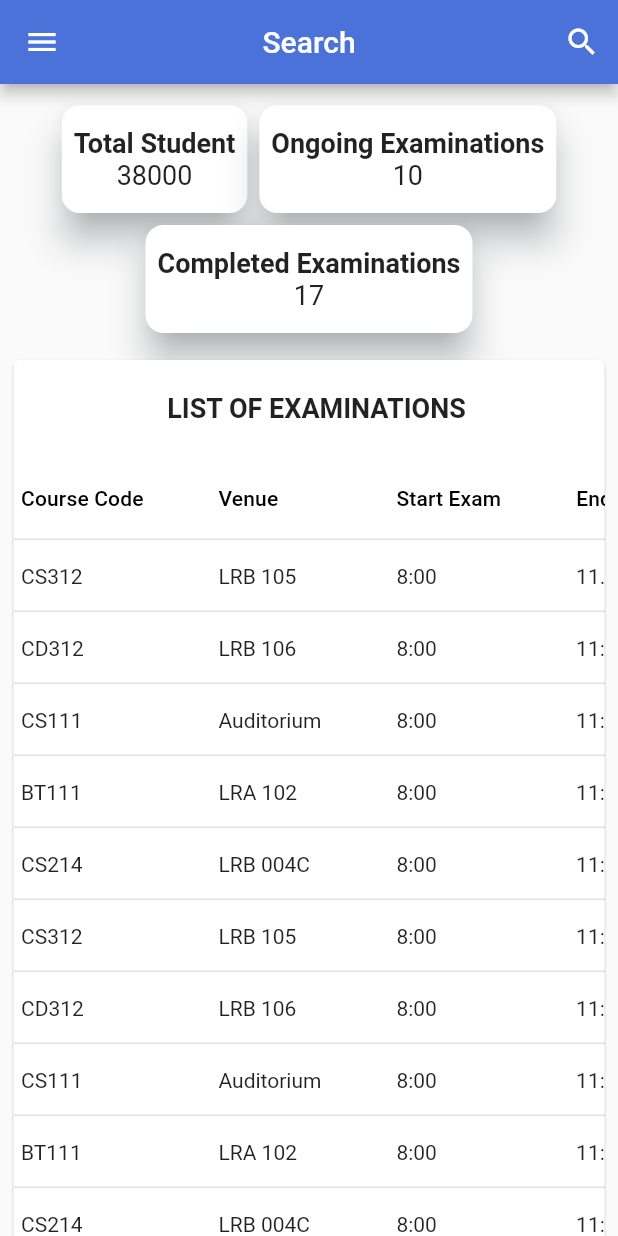
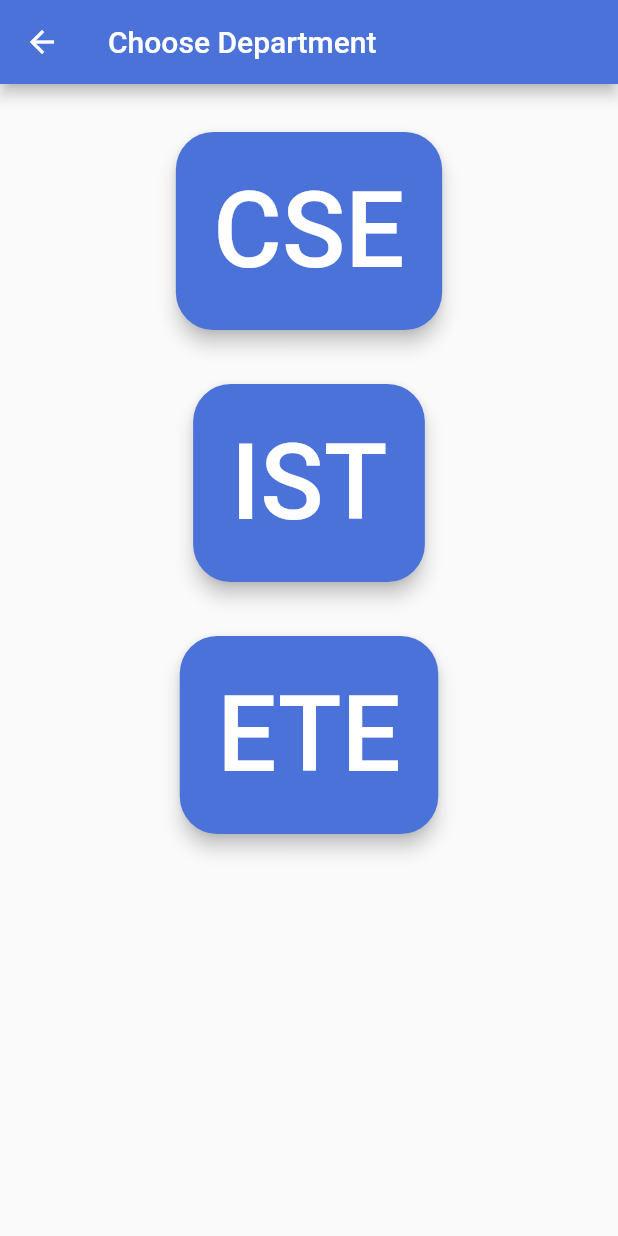
Before and after one commit to shafiqismail2022/Dasi-App, a Flutter app: the screen it shows after launch, after a tap on "Login", on a phone screen of 412 x 824 dp. Run offline on Flutter 3.47's test engine with Material 2 defaults, Android fonts, the phone set to English and light mode, and no system bars; our stand-ins replace get; missing offline and left inert: qr_code_scanner.

Commit message:
Second Commit

```diff
--- a/lib/controller/table_controller.dart
+++ b/lib/controller/table_controller.dart
@@ -10,12 +10,12 @@ import '../views/authentication_page.dart';
 class ExamData extends DataTableSource {
   // Generate some made-up data
   final List<Map<String, dynamic>> _data = List.generate(
-    DUMMY_EXAM.DummyExamList.length,
+    DUMMY_EXAM.dummyExamList.length,
     (index) => {
-      "courseCode": DUMMY_EXAM.DummyExamList[index].courseCode,
-      "venue": DUMMY_EXAM.DummyExamList[index].venue,
-      "startExam": DUMMY_EXAM.DummyExamList[index].startExam,
-      "endExam": DUMMY_EXAM.DummyExamList[index].endExam,
+      "courseCode": DUMMY_EXAM.dummyExamList[index].courseCode,
+      "venue": DUMMY_EXAM.dummyExamList[index].venue,
+      "startExam": DUMMY_EXAM.dummyExamList[index].startExam,
+      "endExam": DUMMY_EXAM.dummyExamList[index].endExam,
     },
   );
 
--- a/lib/main.dart
+++ b/lib/main.dart
@@ -1,3 +1,7 @@
+import 'package:dasiapp/views/UndefinedView.dart';
+import 'package:dasiapp/views/changePassword.dart';
+import 'package:dasiapp/views/depatrment.dart';
+
 import './views/authentication_page.dart';
 import 'package:get/get_navigation/src/root/get_material_app.dart';
 
@@ -24,8 +28,13 @@ class MyApp extends StatelessWidget {
         '/': (ctx) => LoginPage(),
         ForgotPassword.routeName: (ctx) => ForgotPassword(),
         Homepage.routeName: (ctx) => Homepage(),
+        DepartmentPage.routeName: (ctx) => DepartmentPage(),
+        ChangePasswordPage.routeName: (ctx) => ChangePasswordPage(),
         // AuthenticstionPage.routeName: (ctx) => AuthenticstionPage(),
       },
+      onUnknownRoute: (settings) => MaterialPageRoute(
+        builder: (context) => UndefinedViewPage(),
+      ),
     );
   }
 }
--- a/lib/models/examination.dart
+++ b/lib/models/examination.dart
@@ -14,7 +14,7 @@ class Examination {
 }
 
 class DUMMY_EXAM {
-  static List<Examination> DummyExamList = [
+  static List<Examination> dummyExamList = [
     Examination(
       courseCode: 'CS312',
       venue: 'LRB 105',
--- a/lib/views/authentication_page.dart
+++ b/lib/views/authentication_page.dart
@@ -38,7 +38,7 @@ class _AuthenticationPageState extends State<AuthenticationPage> {
     return Scaffold(
       drawer: MainDrawer(),
       appBar: AppBar(
-        title: const Text("Authentication"),
+        title: const Text("Student Authenticity"),
         centerTitle: true,
         backgroundColor: Color(0xff4B72D9),
       ),
@@ -83,7 +83,7 @@ class _AuthenticationPageState extends State<AuthenticationPage> {
             ),
             Column(
               children: [
-                buildText("Attendance Validation"),
+                buildText("Student-Booklet Maping"),
                 GestureDetector(
                     onTap: () => Get.to(AttendancePage()),
                     child: buildImage("lib/assets/images/TextScanning.png")),
--- /dev/null
+++ b/lib/views/depatrment.dart
@@ -0,0 +1,66 @@
+import 'package:dasiapp/views/UndefinedView.dart';
+import 'package:dasiapp/views/homepage.dart';
+import 'package:flutter/material.dart';
+import 'package:get/get.dart';
+
+class DepartmentPage extends StatelessWidget {
+  static const routeName = '/Department';
+  const DepartmentPage({Key? key}) : super(key: key);
+
+  Widget buildCard(String title, VoidCallback handler) {
+    return Card(
+      color: Color(0xff4B72D9),
+      child: InkWell(
+        child: Padding(
+          padding: EdgeInsets.all(25),
+          child: Text(
+            title,
+            style: const TextStyle(
+                fontWeight: FontWeight.w500, fontSize: 70, color: Colors.white),
+            textAlign: TextAlign.center,
+          ),
+        ),
+        onTap: handler,
+      ),
+      elevation: 5,
+      shape: RoundedRectangleBorder(
+        borderRadius: BorderRadius.circular(25),
+      ),
+    );
+  }
+
+  @override
+  Widget build(BuildContext context) {
+    return Scaffold(
+      appBar: AppBar(
+        backgroundColor: const Color(0xff4B72D9),
+        title: const Text("Choose Department"),
+      ),
+      body: SingleChildScrollView(
+        child: Center(
+          child: Column(
+            //mainAxisSize: MainAxisSize.min,
+            // mainAxisAlignment: MainAxisAlignment.center,
+            crossAxisAlignment: CrossAxisAlignment.center,
+            children: [
+              const SizedBox(height: 28),
+              buildCard('CSE', () {
+                Navigator.of(context).pushNamed(Homepage.routeName);
+              }),
+              const SizedBox(
+                height: 28,
+              ),
+              buildCard('IST', () {
+                Navigator.of(context).pushNamed(UndefinedViewPage.name);
+              }),
+              const SizedBox(height: 28),
+              buildCard('ETE', () {
+                Navigator.of(context).pushNamed(UndefinedViewPage.name);
+              })
+            ],
+          ),
+        ),
+      ),
+    );
+  }
+}
--- a/lib/views/login.dart
+++ b/lib/views/login.dart
@@ -1,8 +1,10 @@
 import 'dart:ui';
 
+import 'package:dasiapp/views/depatrment.dart';
 import 'package:dasiapp/views/forgetPassword.dart';
 import 'package:dasiapp/views/homepage.dart';
 import 'package:flutter/material.dart';
+import 'package:get/get.dart';
 
 class LoginPage extends StatefulWidget {
   const LoginPage({Key? key}) : super(key: key);
@@ -19,7 +21,7 @@ class _LoginPageState extends State<LoginPage> {
         //mainAxisSize: MainAxisSize.min,
         mainAxisAlignment: MainAxisAlignment.center,
         children: [
-          CircleAvatar(
+          const CircleAvatar(
             minRadius: 35,
             backgroundColor: Color(0xff4B72D9),
             child: Text(
@@ -27,11 +29,11 @@ class _LoginPageState extends State<LoginPage> {
               style: TextStyle(color: Colors.white),
             ),
           ),
-          SizedBox(
+          const SizedBox(
             height: 50,
           ),
           Container(
-            padding: EdgeInsets.symmetric(
+            padding: const EdgeInsets.symmetric(
               horizontal: 28,
             ),
             child: Form(
@@ -54,7 +56,7 @@ class _LoginPageState extends State<LoginPage> {
                       ),
                     ),
                   ),
-                  SizedBox(
+                  const SizedBox(
                     height: 12,
                   ),
                   TextFormField(
@@ -75,8 +77,7 @@ class _LoginPageState extends State<LoginPage> {
                   ),
                   TextButton(
                     onPressed: () {
-                      Navigator.of(context)
-        .pushNamed(ForgotPassword.routeName);
+                      Navigator.of(context).pushNamed(ForgotPassword.routeName);
                     },
                     child: const Text(
                       'Forgot password',
@@ -89,7 +90,7 @@ class _LoginPageState extends State<LoginPage> {
               ),
             ),
           ),
-          SizedBox(
+          const SizedBox(
             height: 25,
           ),
           ElevatedButton(
@@ -100,8 +101,7 @@ class _LoginPageState extends State<LoginPage> {
               ),
             ),
             onPressed: () {
-             Navigator.of(context)
-        .pushNamed(Homepage.routeName);
+              Navigator.of(context).pushNamed(DepartmentPage.routeName);
             },
             child: const Text('Login'),
           ),
--- a/lib/widgets/exam_table.dart
+++ b/lib/widgets/exam_table.dart
@@ -1,6 +1,9 @@
+// ignore_for_file: unused_local_variable
+
 import 'package:flutter/material.dart';
 
-class DasiPagnatedDataTable extends StatelessWidget {
+
+class DasiPagnatedDataTable extends StatefulWidget {
   final String title1;
   final String title2;
   final String title3;
@@ -18,13 +21,35 @@ class DasiPagnatedDataTable extends StatelessWidget {
   }) : super(key: key);
 
   @override
+  State<DasiPagnatedDataTable> createState() => _DasiPagnatedDataTableState();
+}
+
+class _DasiPagnatedDataTableState extends State<DasiPagnatedDataTable> {
+  @override
   Widget build(BuildContext context) {
+    var _selectedDate = DateTime.now();
     final Size devMediaquery = MediaQuery.of(context).size;
+    void _datePicker() async {
+      await showDatePicker(
+        context: context,
+        initialDate: DateTime.now(),
+        firstDate: DateTime(2022),
+        lastDate: DateTime.now(),
+      ).then((datePicked) {
+        if (datePicked == null) {
+          return;
+        }
+        setState(() {
+          _selectedDate = datePicked;
+        });
+      });
+    }
 
     return PaginatedDataTable(
-      source: dataTableSource,
+      arrowHeadColor: Color(0xff4B72D9),
+      source: widget.dataTableSource,
       header: Text(
-        tableTitle,
+        widget.tableTitle,
         style: const TextStyle(
           fontSize: 18,
           fontWeight: FontWeight.bold,
@@ -32,14 +57,17 @@ class DasiPagnatedDataTable extends StatelessWidget {
         textAlign: TextAlign.center,
       ),
       columns: [
-        DataColumn(label: Text(title1)),
-        DataColumn(label: Text(title2)),
-        DataColumn(label: Text(title3)),
-        DataColumn(label: Text(title4)),
+        DataColumn(
+            label: Text(
+          widget.title1,
+        )),
+        DataColumn(label: Text(widget.title2)),
+        DataColumn(label: Text(widget.title3)),
+        DataColumn(label: Text(widget.title4)),
       ],
-      columnSpacing: 50,
+      columnSpacing: 35,
       horizontalMargin: 5,
-      rowsPerPage: tableTitle != "LIST OF EXAMINATIONS"
+      rowsPerPage: widget.tableTitle != "LIST OF EXAMINATIONS"
           ? 9
           : devMediaquery.height > 731
               ? 12
--- a/lib/widgets/mainDrawer.dart
+++ b/lib/widgets/mainDrawer.dart
@@ -1,4 +1,6 @@
 import 'dart:ui';
+
+import 'package:dasiapp/views/changePassword.dart';
 
 import '../views/homepage.dart';
 import 'package:flutter/material.dart';
@@ -60,7 +62,7 @@ class MainDrawer extends StatelessWidget {
               color: Color(0xff4B72D9),
             ),
             buildListTile('Change Password', Icons.key_outlined, () {
-              // Navigator.of(context).pushReplacementNamed('/');
+              Navigator.of(context).pushReplacementNamed(ChangePasswordPage.routeName);
             }),
             const Divider(
               color: Color(0xff4B72D9),
--- a/pubspec.yaml
+++ b/pubspec.yaml
@@ -40,6 +40,7 @@ dependencies:
   learning_text_recognition: ^0.0.4
   provider: ^6.0.2
   flutter_mobile_vision: ^0.1.4+1
+  intl: ^0.17.0
 
 dev_dependencies:
   flutter_test:
```
Also changed, not shown: lib/views/UndefinedView.dart (added, +22 -0 lines), lib/views/changePassword.dart (added, +107 -0 lines), lib/views/homepage.dart (+77 -12 lines), lib/views/ocr_textRecognition.dart (+30 -28 lines), pubspec.lock.
